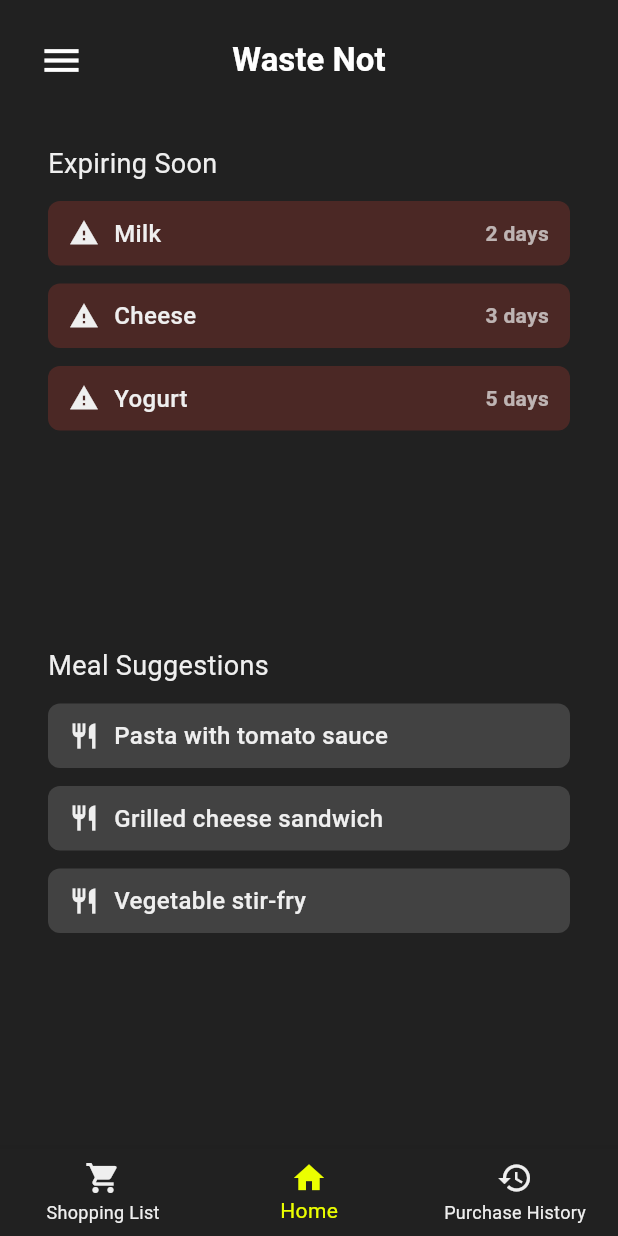
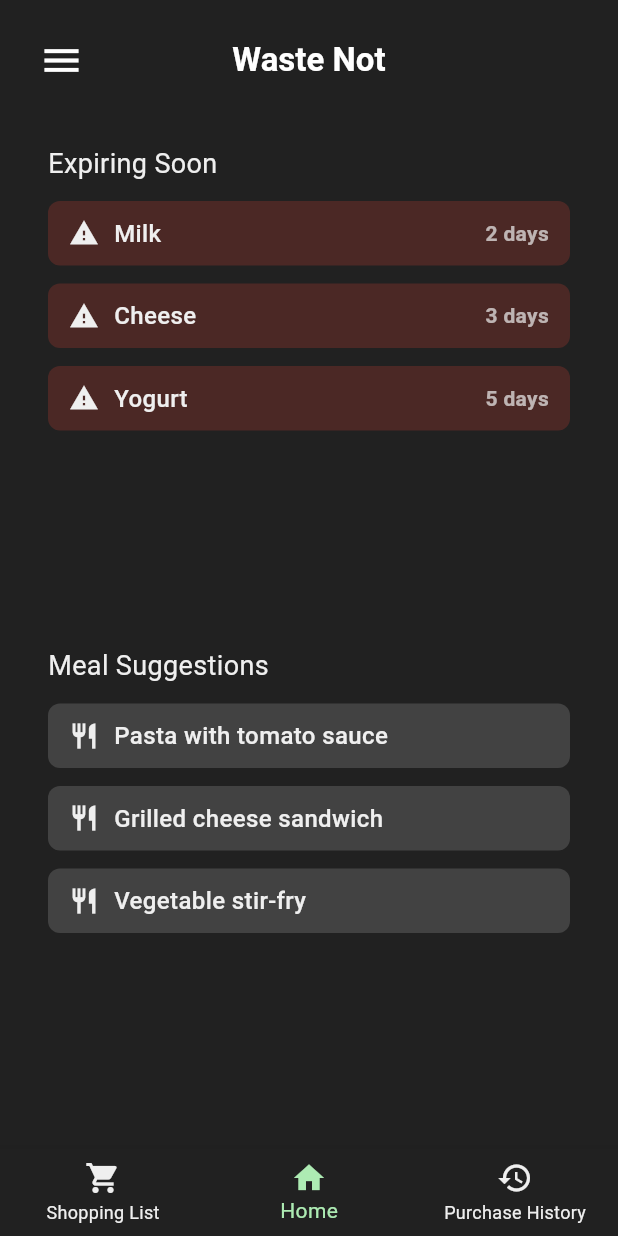
Before and after one commit to Kenzirey/ShoppingListGroup11, a Flutter app: the screen it shows after launch, on a phone screen of 412 x 824 dp. Run offline on Flutter 3.47's test engine with Material 3 defaults, Android fonts, the phone set to English and light mode, and no system bars; our stand-ins replace flutter_gemini, flutter_riverpod, go_router, google_fonts, google_sign_in, image_picker and 1 more; missing offline and left inert: google_ml_kit; accounts and stored records are empty.

Commit message:
Changed to (darker) mint green color
From the "Solwr" yellow, changed to a mint green.

```diff
--- a/lib/main.dart
+++ b/lib/main.dart
@@ -34,8 +34,9 @@ class MyApp extends ConsumerWidget {
         brightness: Brightness.dark,
         scaffoldBackgroundColor: const Color(0xFF212121),
         colorScheme: const ColorScheme.dark(
-          primary: Color(0xFFEBFF00), // Solwr fargen
-          secondary: Colors.red, // Midlertidig
+          primary: Color(0xFFADEBB3), // Mint green
+          secondary: Color(0xFF58855C), // darker mint green
+          inversePrimary: Color(0xFF0D3311),
           tertiary: Color(0xffefefef),
           surface: Color(0xFF212121), // Night from Solwr design guide.
           primaryContainer: Color(0xff424242),
```
